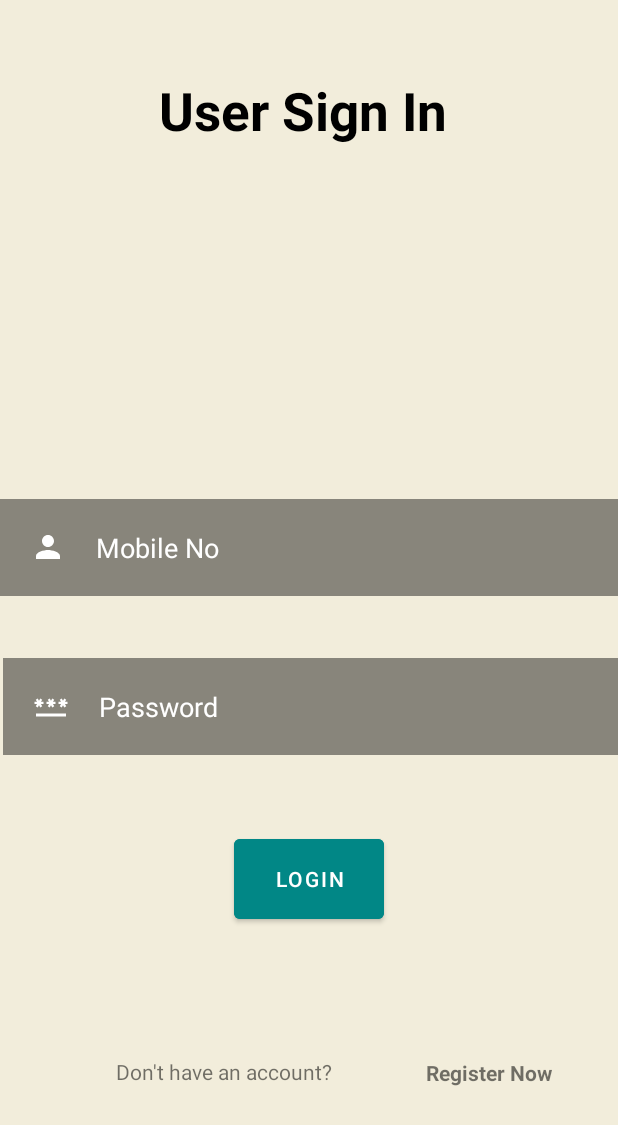
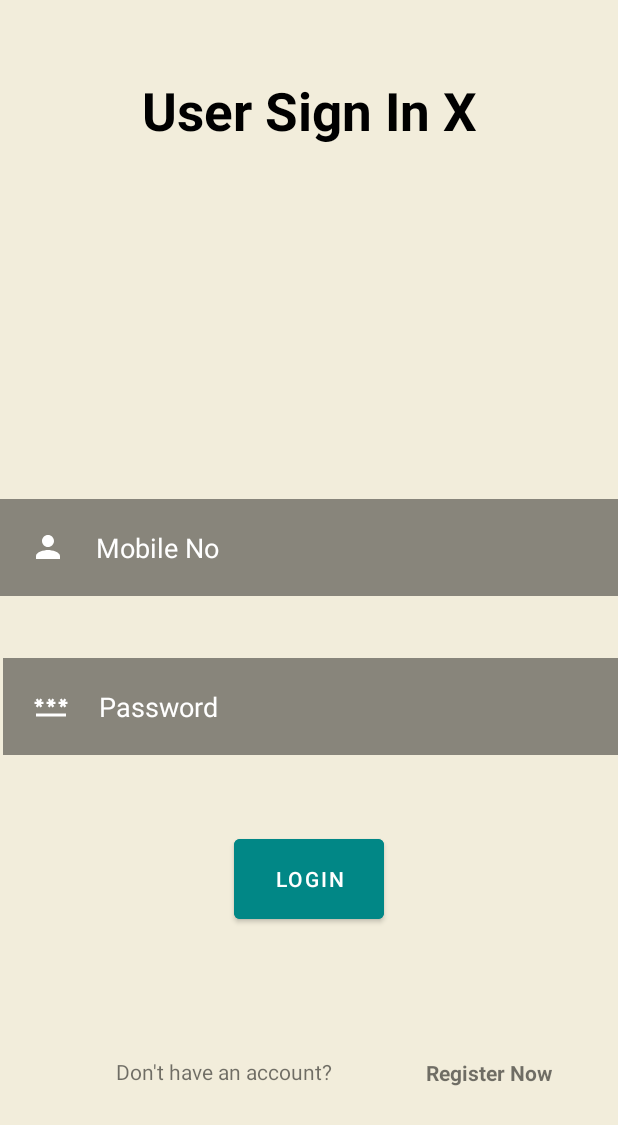
Before and after one commit to Froood/KBG_FYP, an Android app: the MainActivity screen opened directly, with no data from a screen before it, on a phone screen of 412 x 824 dp. Shown: the top 1125 px of the screen. Run offline under Robolectric (Android 15) with nearby library versions, the phone set to English and light mode, and no system bars; our stand-ins replace Firebase (no records; nobody signed in at launch, a user with empty details on screens opened directly).

Commit message:
changed an xml

```diff
--- a/app/src/main/res/layout/activity_main.xml
+++ b/app/src/main/res/layout/activity_main.xml
@@ -16,7 +16,7 @@
         android:layout_marginEnd="50dp"
         android:layout_marginBottom="50dp"
         android:gravity="center"
-        android:text="User Sign In "
+        android:text="User Sign In X"
         android:textColor="@color/black"
         android:textSize="35dp"
         android:textStyle="bold" />
```
